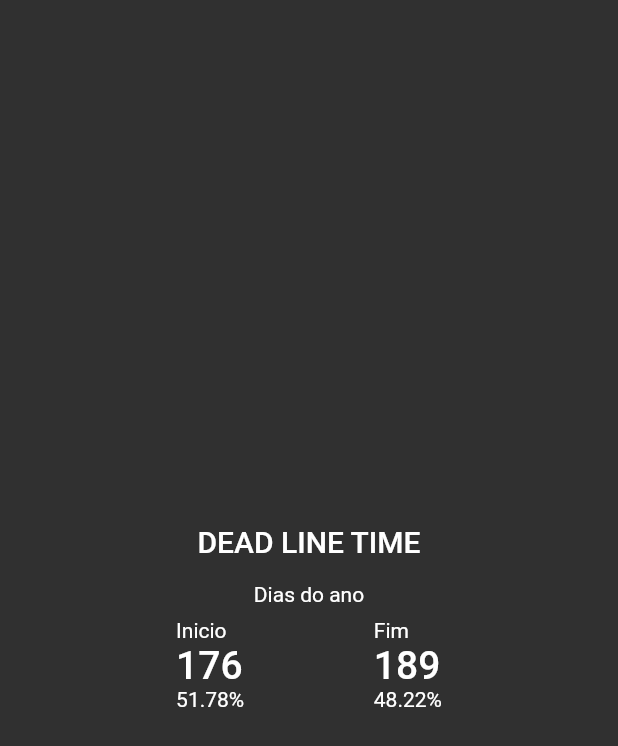
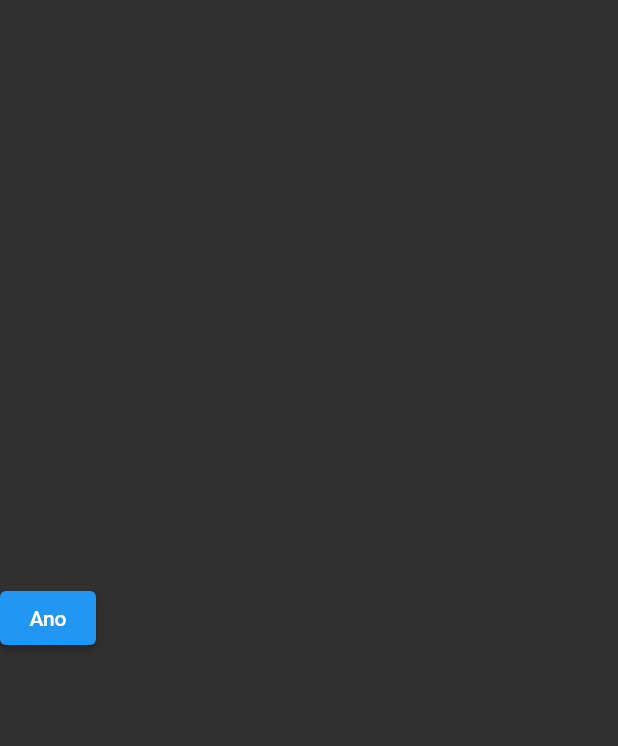
Before and after one commit to leandrorochaadm/deadline-flutter, a Flutter app: the screen it shows after launch, on a phone screen of 412 x 824 dp. Shown: the top 746 px of the screen. Run offline on Flutter 3.47's test engine with Material 2 defaults, Android fonts, the phone set to English and light mode, and no system bars.

Commit message:
feat(home) rename to YearPage

```diff
--- a/lib/main.dart
+++ b/lib/main.dart
@@ -1,6 +1,7 @@
-import 'package:deadline/ui/pages/home/home_controler.dart';
 import 'package:deadline/ui/pages/home/home_page.dart';
 import 'package:flutter/material.dart';
+
+import 'ui/pages/year/year.dart';
 
 void main() {
   runApp(const MyApp());
@@ -14,6 +15,7 @@ class MyApp extends StatelessWidget {
     return MaterialApp(
       title: 'Dead Line Time',
       debugShowCheckedModeBanner: false,
+      routes: {'/year': (context) => YearPage(controller: YearController())},
       theme: ThemeData(
           primarySwatch: Colors.blue,
           brightness: Brightness.dark,
@@ -21,7 +23,7 @@ class MyApp extends StatelessWidget {
             headline1: TextStyle(fontSize: 72, fontWeight: FontWeight.bold),
             bodyText1: TextStyle(fontSize: 26),
           )),
-      home: HomePage(controler: HomeControler()),
+      home: const HomePage(),
     );
   }
 }
--- a/lib/ui/pages/home/home_page.dart
+++ b/lib/ui/pages/home/home_page.dart
@@ -1,52 +1,19 @@
-import 'package:deadline/ui/pages/home/home_controler.dart';
 import 'package:flutter/material.dart';
 
 class HomePage extends StatelessWidget {
-  final HomeControler controler;
-  const HomePage({Key? key, required this.controler}) : super(key: key);
+  const HomePage({Key? key}) : super(key: key);
 
   @override
   Widget build(BuildContext context) {
     return Material(
       child: Center(
-        child: Column(
-          mainAxisSize: MainAxisSize.min,
+        child: Row(
           children: [
-            Text('DEAD LINE TIME',
-                style: Theme.of(context).textTheme.headline6),
-            const SizedBox(height: 16),
-            const Text('Dias do ano'),
-            const SizedBox(height: 8),
-            SizedBox(
-              width: 350,
-              child: Row(
-                mainAxisAlignment: MainAxisAlignment.spaceEvenly,
-                children: [
-                  Column(
-                    crossAxisAlignment: CrossAxisAlignment.start,
-                    children: [
-                      const Text('Inicio'),
-                      Text(
-                        '${controler.missingDaysEndYear()}',
-                        style: Theme.of(context).textTheme.bodyText1,
-                      ),
-                      Text('${controler.percentagePassedYear()}%'),
-                    ],
-                  ),
-                  Column(
-                    crossAxisAlignment: CrossAxisAlignment.start,
-                    children: [
-                      const Text('Fim'),
-                      Text(
-                        '${controler.beginningDaysStartYear()}',
-                        style: Theme.of(context).textTheme.bodyText1,
-                      ),
-                      Text('${controler.percentageTheEndYear()}%'),
-                    ],
-                  ),
-                ],
-              ),
-            ),
+            ElevatedButton(
+                onPressed: () {
+                  Navigator.pushNamed(context, '/year');
+                },
+                child: Text('Ano'))
           ],
         ),
       ),
--- /dev/null
+++ b/lib/ui/pages/year/year.dart
@@ -0,0 +1,2 @@
+export 'year_controller.dart';
+export 'year_page.dart';
--- /dev/null
+++ b/lib/ui/pages/year/year_controller.dart
@@ -0,0 +1,21 @@
+class YearController {
+  DateTime dateEndYear =
+      DateTime(DateTime.now().year + 1).subtract(const Duration(seconds: 1));
+  DateTime dateStartYear = DateTime(DateTime.now().year);
+
+  int missingDaysEndYear() {
+    return dateEndYear.difference(DateTime.now()).inDays + 1;
+  }
+
+  int beginningDaysStartYear() {
+    return DateTime.now().difference(dateStartYear).inDays;
+  }
+
+  String percentagePassedYear() {
+    return (beginningDaysStartYear() / 365 * 100).toStringAsFixed(2);
+  }
+
+  String percentageTheEndYear() {
+    return (missingDaysEndYear() / 365 * 100).toStringAsFixed(2);
+  }
+}
```
Also changed, not shown: lib/ui/pages/year/year_page.dart (added, +56 -0 lines).
